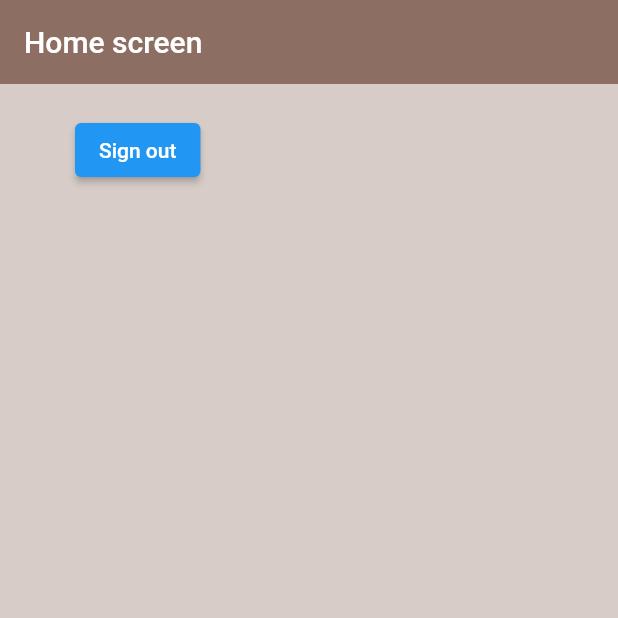
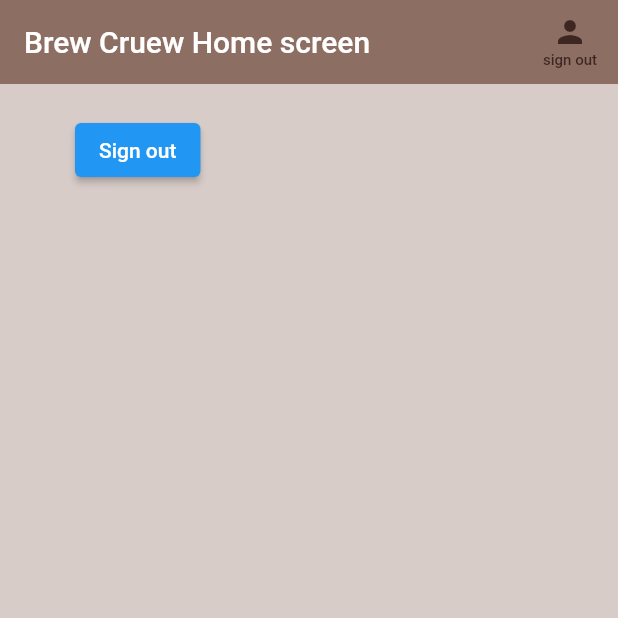
Before and after one commit to jianhui-ben/firebase-flutter-brew-crew-app, a Flutter app: the screen it shows once a user with an empty profile is signed in, on a phone screen of 412 x 824 dp, the top half of it. Run offline on Flutter 3.47's test engine with Material 2 defaults, Android fonts, the phone set to English and light mode, and no system bars; our stand-ins replace firebase_auth, firebase_core; accounts and stored records are empty; network calls fail.

Commit message:
move sign out into app bar

```diff
--- a/lib/screens/home/home.dart
+++ b/lib/screens/home/home.dart
@@ -15,7 +15,26 @@ class Home extends StatelessWidget {
       appBar: AppBar(
         backgroundColor: Colors.brown[400],
         elevation: 0.0,
-        title: Text("Home screen"),
+        title: Text("Brew Cruew Home screen"),
+        actions: <Widget>[
+          TextButton(
+            onPressed: () async {
+              await _auth.signOut();
+            },
+            child: Column(
+              mainAxisAlignment: MainAxisAlignment.center,
+              crossAxisAlignment: CrossAxisAlignment.center,
+              children: [
+                Icon(Icons.person, color: Colors.brown[900]), // Your icon
+                SizedBox(height: 1), // Spacer between icon and text
+                Text(
+                  'sign out',
+                  style: TextStyle(fontSize: 10, color: Colors.brown[900],),
+                ), // Your text
+              ],
+            ),
+          ),
+        ],
       ),
       body: Container(
         padding: EdgeInsets.symmetric(vertical: 20, horizontal: 50),
--- a/lib/screens/wrapper.dart
+++ b/lib/screens/wrapper.dart
@@ -13,14 +13,13 @@ class Wrapper extends StatelessWidget {
 
     //check the brewUser stream
     final userCredential = Provider.of<BrewUser?>(context);
-    print(userCredential);
+    // print(userCredential);
 
-    //return either Home or Authenticate screen
+    //return either Home or Authenticate widget
     if (userCredential == null) {
       return Authenticate();
     } else {
       return Home();
     }
-
   }
 }
```
Also changed, not shown: 3 other files.
